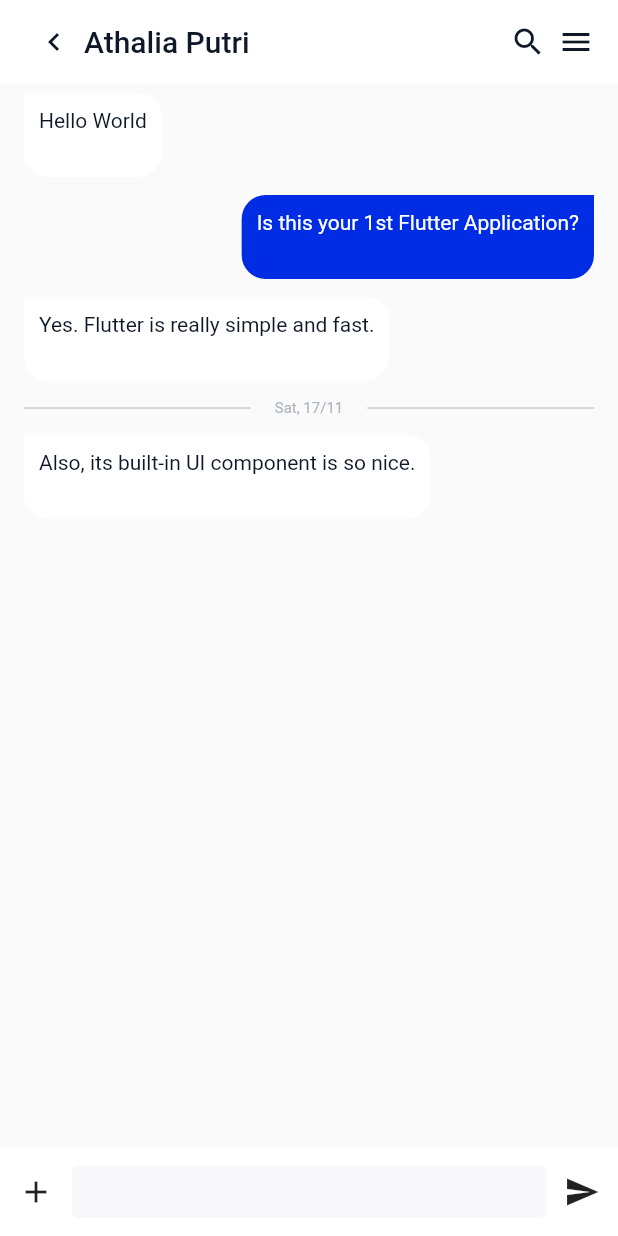
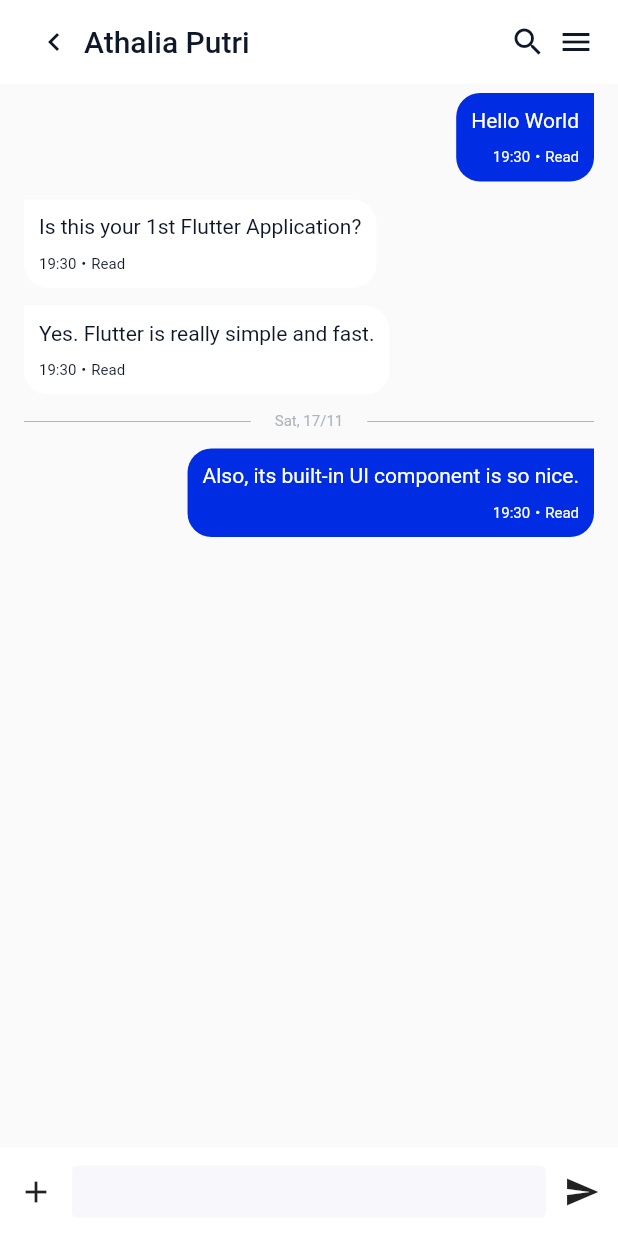
Before and after one commit to lukelyyeung/tecky_chat, a Flutter app: the screen it shows after launch, on a phone screen of 412 x 824 dp. Run offline on Flutter 3.47's test engine with Material 2 defaults, Android fonts, the phone set to English and light mode, and no system bars.

Commit message:
Add interactivity for ChatroomScreen

```diff
--- /dev/null
+++ b/lib/features/chatroom/models/message.dart
@@ -0,0 +1,6 @@
+class Message {
+  final String authorId;
+  final String textContent;
+
+  Message({required this.authorId, required this.textContent});
+}
--- a/lib/features/chatroom/screens/chatroom_screen.dart
+++ b/lib/features/chatroom/screens/chatroom_screen.dart
@@ -1,4 +1,5 @@
 import 'package:flutter/material.dart';
+import 'package:tecky_chat/features/chatroom/models/message.dart';
 import 'package:tecky_chat/features/chatroom/widgets/chatroom_app_bar.dart';
 import 'package:tecky_chat/features/chatroom/widgets/chatroom_input.dart';
 import 'package:tecky_chat/features/chatroom/widgets/message_list.dart';
@@ -12,12 +13,18 @@ class ChatroomScreen extends StatefulWidget {
 
 class _ChatroomScreenState extends State<ChatroomScreen> {
   final _messages = [
-    'Hello World',
-    'Is this your 1st Flutter Application?',
-    'Yes. Flutter is really simple and fast.',
-    '---',
-    'Also, its built-in UI component is so nice.',
+    Message(textContent: 'Hello World', authorId: 'fake-my-id'),
+    Message(textContent: 'Is this your 1st Flutter Application?', authorId: 'not-my-id'),
+    Message(textContent: 'Yes. Flutter is really simple and fast.', authorId: 'not-my-id'),
+    Message(textContent: '---', authorId: 'system'),
+    Message(textContent: 'Also, its built-in UI component is so nice.', authorId: 'fake-my-id'),
   ];
+
+  void _onMessageSend(Message message) {
+    setState(() {
+      _messages.add(message);
+    });
+  }
 
   @override
   Widget build(BuildContext context) {
@@ -25,7 +32,9 @@ class _ChatroomScreenState extends State<ChatroomScreen> {
       appBar: const ChatroomAppBar(title: 'Athalia Putri'),
       body: Column(children: [
         Expanded(child: MessageList(messages: _messages)),
-        const ChatroomInput(),
+        ChatroomInput(
+          onMessageSend: _onMessageSend,
+        ),
       ]),
     );
   }
--- a/lib/features/chatroom/widgets/chatroom_input.dart
+++ b/lib/features/chatroom/widgets/chatroom_input.dart
@@ -1,26 +1,56 @@
 import 'package:flutter/material.dart';
+import 'package:tecky_chat/features/chatroom/models/message.dart';
 import 'package:tecky_chat/theme/colors.dart';
 
-class ChatroomInput extends StatelessWidget {
-  const ChatroomInput({Key? key}) : super(key: key);
+class ChatroomInput extends StatefulWidget {
+  final void Function(Message message) onMessageSend;
+  const ChatroomInput({Key? key, required this.onMessageSend}) : super(key: key);
+
+  @override
+  State<ChatroomInput> createState() => _ChatroomInputState();
+}
+
+class _ChatroomInputState extends State<ChatroomInput> {
+  // Create a key for accessing Form widget's state
+  final _formKey = GlobalKey<FormState>();
+
+  void _sendMessage(String? message) {
+    if (message == null) {
+      return;
+    }
+
+    widget.onMessageSend(Message(authorId: 'fake-my-id', textContent: message));
+    _formKey.currentState?.reset();
+    FocusManager.instance.primaryFocus?.unfocus();
+  }
 
   @override
   Widget build(BuildContext context) {
-    return AnimatedSize(
+    return Form(
+      key: _formKey,
+      child: AnimatedSize(
         duration: kThemeAnimationDuration,
         child: Container(
           color: ThemeColors.neutralWhite,
           padding: const EdgeInsets.symmetric(vertical: 12),
           child: SafeArea(
             bottom: true,
-          child: Row(children: const [
-            SizedBox(width: 48, child: Icon(Icons.add)),
+            child: Row(children: [
+              const SizedBox(width: 48, child: Icon(Icons.add)),
               Expanded(
-                child: TextField(
+                  child: TextFormField(
+                validator: (value) {
+                  if (value?.isNotEmpty != true) {
+                    return "Enter text here";
+                  } else {
+                    return null;
+                  }
+                },
+                onSaved: _sendMessage,
                 maxLines: 5,
                 minLines: 1,
                 cursorColor: ThemeColors.neutralBody,
-              decoration: InputDecoration(
+                decoration: const InputDecoration(
                     contentPadding: EdgeInsets.symmetric(horizontal: 6, vertical: 8),
                     isDense: true,
                     border: OutlineInputBorder(
@@ -29,8 +59,15 @@ class ChatroomInput extends StatelessWidget {
                     filled: true,
                     fillColor: ThemeColors.neutralOffWhite),
               )),
-            SizedBox(width: 48, child: Icon(Icons.send)),
+              GestureDetector(
+                  onTap: () {
+                    if (_formKey.currentState?.validate() == true) {
+                      _formKey.currentState?.save();
+                    }
+                  },
+                  child: const SizedBox(width: 48, child: Icon(Icons.send))),
             ]),
+          ),
         ),
       ),
     );
--- a/lib/features/chatroom/widgets/message_list.dart
+++ b/lib/features/chatroom/widgets/message_list.dart
@@ -1,11 +1,12 @@
 import 'package:flutter/material.dart';
+import 'package:tecky_chat/features/chatroom/models/message.dart';
 import 'package:tecky_chat/features/chatroom/widgets/date_message.dart';
 import 'package:tecky_chat/features/chatroom/widgets/message_bubble.dart';
 import 'package:tecky_chat/features/chatroom/widgets/text_message.dart';
 import 'package:tecky_chat/theme/colors.dart';
 
 class MessageList extends StatelessWidget {
-  final List<String> messages;
+  final List<Message> messages;
 
   const MessageList({Key? key, required this.messages}) : super(key: key);
 
@@ -15,7 +16,7 @@ class MessageList extends StatelessWidget {
         children: messages
             .asMap()
             .map((index, message) {
-              if (message == '---') {
+              if (message.authorId == 'system') {
                 const widget = Padding(
                     padding: EdgeInsets.symmetric(vertical: 6),
                     child: DateMessage(title: 'Sat, 17/11'));
@@ -23,15 +24,16 @@ class MessageList extends StatelessWidget {
                 return MapEntry(index, widget);
               }
 
-              final isIncoming = index % 2 == 0;
+              final isIncoming = message.authorId != 'fake-my-id';
               final widget = Container(
                   alignment: isIncoming ? Alignment.centerLeft : Alignment.centerRight,
                   child: MessageBubble(
+                    footer: '19:30・Read',
                     direction: isIncoming
                         ? MessageBubbleDirection.incoming
                         : MessageBubbleDirection.outgoing,
                     child: TextMessage(
-                      textContent: message,
+                      textContent: message.textContent,
                       textColor: isIncoming ? ThemeColors.neutralActive : ThemeColors.neutralWhite,
                     ),
                   ));
```
Lines whose indentation alone changed are shown as unchanged.
